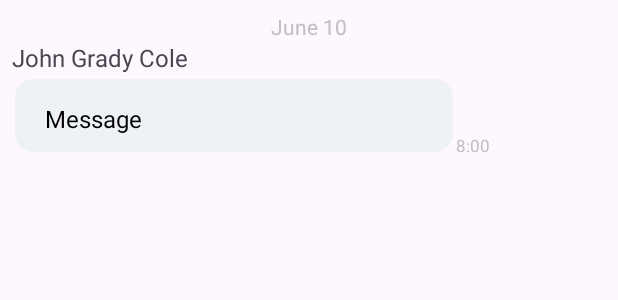
After one commit to NguyenDucAnh1908/restaurant-reservation-application, an Android app: the layout message_item_chat.xml on its own in the app's theme, with its tools: preview values and no code run, on a phone screen of 412 x 824 dp. The commit adds this screen. Shown: the top 300 px of the screen. Run offline under Robolectric (Android 15) with nearby library versions, the phone set to English and light mode, and no system bars.

Commit message:
feat/chat

```diff
--- a/app/src/main/AndroidManifest.xml
+++ b/app/src/main/AndroidManifest.xml
@@ -30,10 +30,14 @@
             android:name=".Activity.ListRestaurentsActivity"
             android:exported="false" />
         <activity
-            android:name=".Activity.MainActivity"
+            android:name=".Activity.ChatActivity"
             android:exported="false" />
         <activity
             android:name=".Activity.SignupActivity"
+            android:exported="false" />
+        <activity
+            android:name=".Activity.MainActivity"
+            android:windowSoftInputMode="adjustResize"
             android:exported="false" />
         <activity
             android:name=".Activity.SignInActivity"
--- a/app/src/main/java/com/restaurant_reservation_application/Activity/MainActivity.java
+++ b/app/src/main/java/com/restaurant_reservation_application/Activity/MainActivity.java
@@ -108,6 +108,9 @@ public class MainActivity extends BaseActivity {
                     startActivity(intent);
                 } else if (id == R.id.nav_more) {
                     // Handle More navigation
+                } else if (id == R.id.chat) {
+                    Intent intent = new Intent(MainActivity.this, ChatActivity.class);
+                    startActivity(intent);
                 }
             }
         });
--- /dev/null
+++ b/app/src/main/res/layout/message_item_chat.xml
@@ -0,0 +1,76 @@
+<!-- message_item_customer.xml -->
+<androidx.constraintlayout.widget.ConstraintLayout xmlns:android="http://schemas.android.com/apk/res/android"
+    xmlns:app="http://schemas.android.com/apk/res-auto"
+    android:layout_width="match_parent"
+    android:layout_height="wrap_content"
+    android:layout_margin="8dp">
+
+    <!-- Ngày của tin nhắn -->
+    <TextView
+        android:id="@+id/textChatDate"
+        android:layout_width="wrap_content"
+        android:layout_height="wrap_content"
+        android:text="June 10"
+        android:textColor="#C0C0C0"
+        app:layout_constraintEnd_toEndOf="parent"
+        app:layout_constraintStart_toStartOf="parent"
+        app:layout_constraintTop_toTopOf="parent" />
+
+    <!-- Tên người dùng khác -->
+    <TextView
+        android:id="@+id/textChatUser"
+        android:layout_width="wrap_content"
+        android:layout_height="wrap_content"
+        android:text="John Grady Cole"
+        android:textSize="16sp"
+        app:layout_constraintStart_toStartOf="parent"
+        app:layout_constraintTop_toBottomOf="@+id/textChatDate" />
+
+    <!-- Tin nhắn của người dùng khác -->
+    <androidx.cardview.widget.CardView
+        android:id="@+id/cardChatMessage"
+        android:layout_width="wrap_content"
+        android:layout_height="wrap_content"
+        app:cardBackgroundColor="#eef1f6"
+        app:cardCornerRadius="12dp"
+        app:cardElevation="0dp"
+        app:cardPreventCornerOverlap="false"
+        app:cardUseCompatPadding="true"
+
+        app:layout_constraintStart_toStartOf="parent"
+        app:layout_constraintTop_toBottomOf="@+id/textChatUser">
+
+        <LinearLayout
+            android:id="@+id/layoutChatContainer"
+            android:layout_width="272dp"
+            android:layout_height="33dp"
+            android:layout_alignParentStart="true"
+            android:layout_alignParentTop="true"
+            android:layout_marginStart="20dp"
+            android:layout_marginTop="15dp">
+            <!-- Nội dung tin nhắn -->
+            <TextView
+                android:id="@+id/textChatMessage"
+                android:layout_width="wrap_content"
+                android:layout_height="wrap_content"
+                android:layout_marginBottom="8dp"
+                android:maxWidth="260dp"
+                android:text="Message"
+                android:textColor="#000000"
+                android:textSize="16sp" />
+        </LinearLayout>
+
+    </androidx.cardview.widget.CardView>
+
+    <!-- Thời gian của tin nhắn -->
+    <TextView
+        android:id="@+id/textChatTimestamp"
+        android:layout_width="wrap_content"
+        android:layout_height="wrap_content"
+        android:text="8:00"
+        android:textColor="#C0C0C0"
+        android:textSize="11sp"
+        app:layout_constraintBottom_toBottomOf="@+id/cardChatMessage"
+        app:layout_constraintStart_toEndOf="@+id/cardChatMessage" />
+
+</androidx.constraintlayout.widget.ConstraintLayout>
```
Also changed, not shown: app/src/main/java/com/restaurant_reservation_application/Activity/ChatActivity.java (added, +188 -0 lines), app/src/main/java/com/restaurant_reservation_application/Adapter/MessageAdapter.java (added, +124 -0 lines), app/src/main/java/com/restaurant_reservation_application/Model/Message.java (added, +73 -0 lines), app/src/main/java/com/restaurant_reservation_application/Model/User.java (added, +71 -0 lines), app/src/main/res/drawable/rounded_corner_background.xml (added, +8 -0 lines), app/src/main/res/layout/activity_chat.xml (added, +48 -0 lines), app/src/main/res/layout/item_message.xml (added, +18 -0 lines), app/src/main/res/layout/message_item_reply.xml (added, +76 -0 lines).
